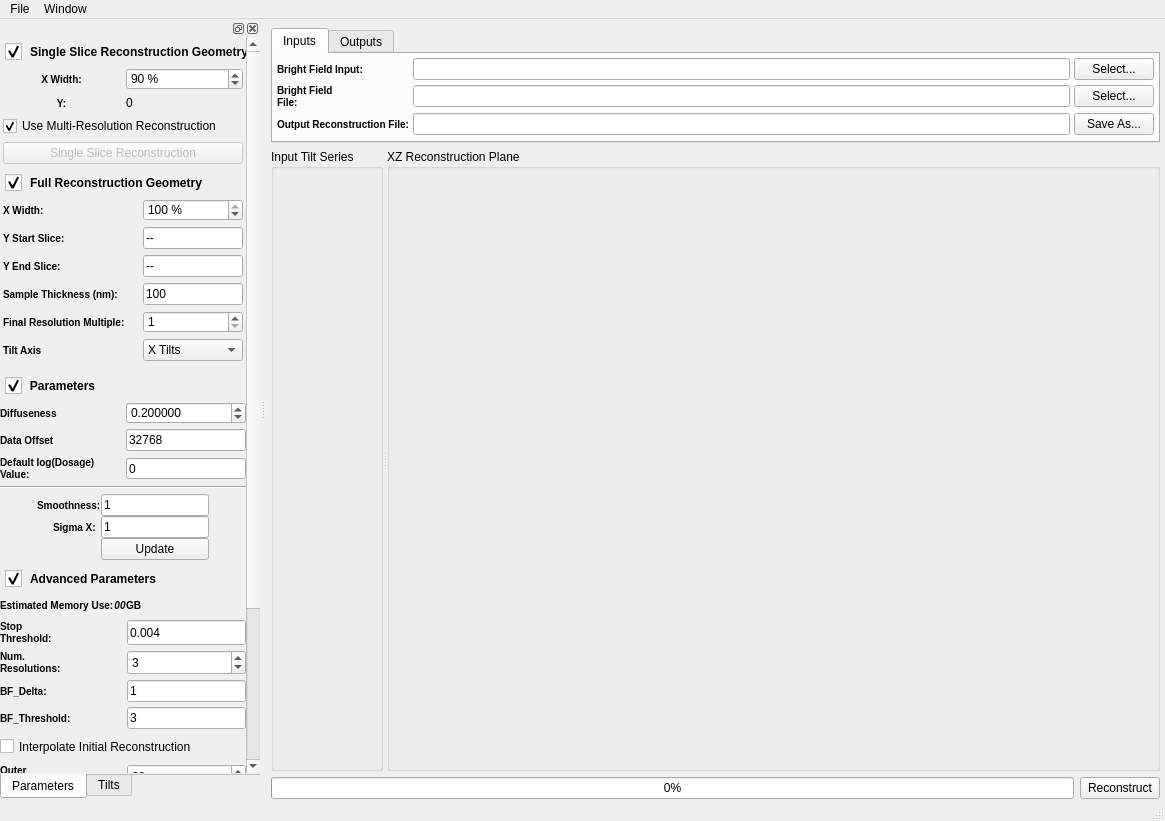
Before: the Qt Designer form Code/Applications/TEMBIR/UI_Files/TEMBIRGui.ui in OpenMBIR/OpenMBIR-TEM, drawn with Qt 5.
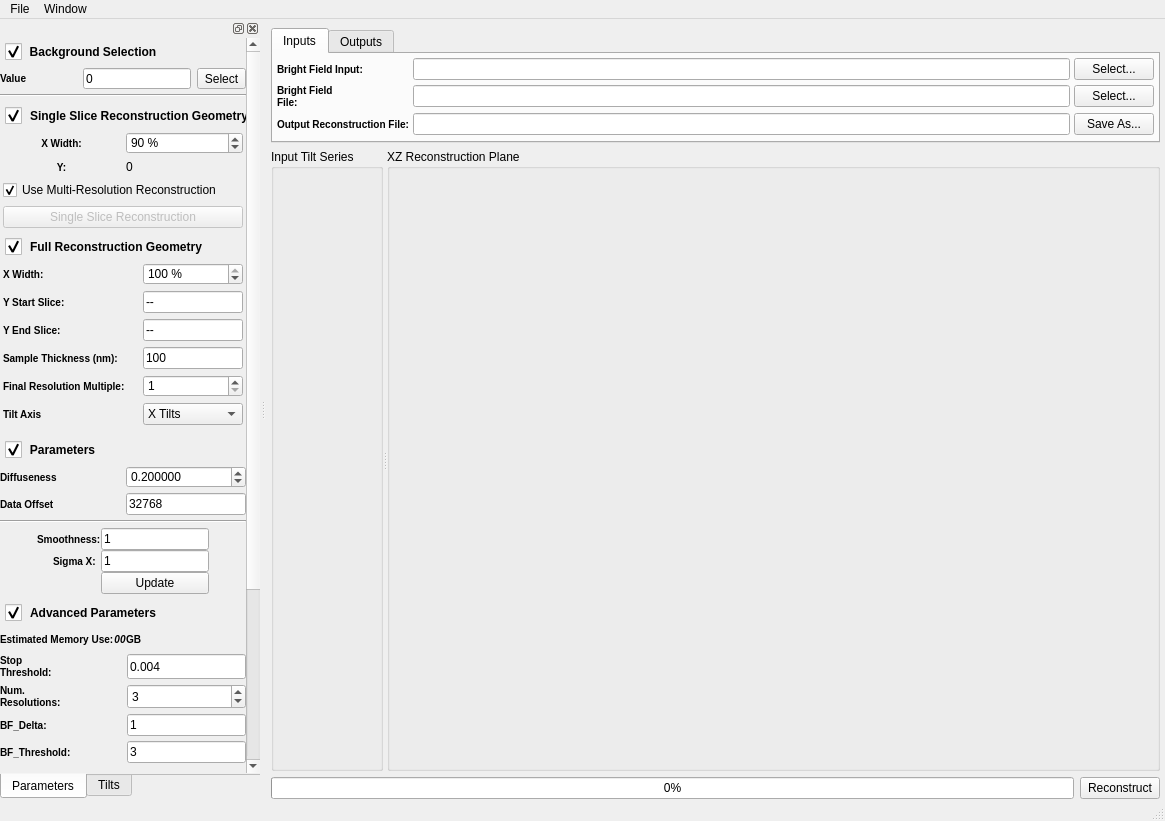
After: the same form once the commit is applied. Icons and pictures are not drawn. Custom widgets are drawn as their Qt base class.

Commit message: Created a new RectangleCreator class.  In the process of stripping out any unneeded functionality.

Diff of the .ui file:
```diff
--- a/Code/Applications/TEMBIR/UI_Files/TEMBIRGui.ui
+++ b/Code/Applications/TEMBIR/UI_Files/TEMBIRGui.ui
@@ -537,9 +537,9 @@
             <property name="geometry">
              <rect>
               <x>0</x>
-              <y>-202</y>
-              <width>262</width>
-              <height>931</height>
+              <y>0</y>
+              <width>264</width>
+              <height>961</height>
              </rect>
             </property>
             <layout class="QVBoxLayout" name="verticalLayout_6">
@@ -549,6 +549,135 @@
              <property name="margin">
               <number>0</number>
              </property>
+             <item>
+              <widget class="QDisclosableGroupBox" name="backgroundGroupBox">
+               <property name="styleSheet">
+                <string notr="true">QGroupBox
+{
+/*background-color: qlineargradient(x1: 0, y1: 0, x2: 0, y2: 1, stop: 0 #FFFFFF, stop: 1 #DCDCDC); */
+background-image: url(:/DisclosableGroupBoxHeader.png);
+background-position: top ;
+background-repeat: repeat-x;
+padding: 30 0 0 0px;
+font: 85% italic 12pt &quot;Arial&quot;;
+font-weight: bold;
+border: 0px solid gray;
+margin: 0px;
+}
+ 
+QGroupBox::title
+{    
+subcontrol-origin: padding;    
+subcontrol-position: top left;    
+padding: 5 5px;    
+background-color: rgba(255, 255, 255, 0);
+}
+QGroupBox::indicator {    
+width: 17px;    
+height: 17px;
+}
+
+QGroupBox::indicator:unchecked {
+ image: url(:/bullet_triangle_grey.png);
+}
+QGroupBox::indicator:unchecked:pressed {
+ image: url(:/bullet_triangle_grey.png);
+}
+QGroupBox::indicator:checked { 
+image: url(:/bullet_triangle_grey_down.png);
+}
+QGroupBox::indicator:checked:pressed { 
+image: url(:/bullet_triangle_grey_down.png);
+}
+</string>
+               </property>
+               <property name="title">
+                <string>Background Selection</string>
+               </property>
+               <property name="flat">
+                <bool>true</bool>
+               </property>
+               <property name="checkable">
+                <bool>true</bool>
+               </property>
+               <layout class="QGridLayout" name="gridLayout_11">
+                <property name="verticalSpacing">
+                 <number>5</number>
+                </property>
+                <property name="margin">
+                 <number>0</number>
+                </property>
+                <item row="2" column="0" colspan="2">
+                 <widget class="Line" name="line_2">
+                  <property name="orientation">
+                   <enum>Qt::Horizontal</enum>
+                  </property>
+                 </widget>
+                </item>
+                <item row="1" column="0" colspan="2">
+                 <layout class="QHBoxLayout" name="horizontalLayout_5">
+                  <property name="spacing">
+                   <number>6</number>
+                  </property>
+                  <item>
+                   <widget class="QLabel" name="label_59">
+                    <property name="sizePolicy">
+                     <sizepolicy hsizetype="Preferred" vsizetype="Preferred">
+                      <horstretch>0</horstretch>
+                      <verstretch>0</verstretch>
+                     </sizepolicy>
+                    </property>
+                    <property name="styleSheet">
+                     <string notr="true">QLabel {
+font-weight: bold;
+font-size: 10px;
+}</string>
+                    </property>
+                    <property name="text">
+                     <string>Value</string>
+                    </property>
+                    <property name="wordWrap">
+                     <bool>true</bool>
+                    </property>
+                   </widget>
+                  </item>
+                  <item>
+                   <widget class="QLineEdit" name="defaultOffset">
+                    <property name="sizePolicy">
+                     <sizepolicy hsizetype="Maximum" vsizetype="Fixed">
+                      <horstretch>0</horstretch>
+                      <verstretch>0</verstretch>
+                     </sizepolicy>
+                    </property>
+                    <property name="minimumSize">
+                     <size>
+                      <width>0</width>
+                      <height>20</height>
+                     </size>
+                    </property>
+                    <property name="maximumSize">
+                     <size>
+                      <width>125</width>
+                      <height>21</height>
+                     </size>
+                    </property>
+                    <property name="text">
+                     <string>0</string>
+                    </property>
+                   </widget>
+                  </item>
+                  <item>
+                   <widget class="QToolButton" name="backgroundSelectBtn">
+                    <property name="text">
+                     <string>Select</string>
+                    </property>
+                   </widget>
+                  </item>
+                 </layout>
+                </item>
+               </layout>
+              </widget>
+             </item>
              <item>
               <widget class="QDisclosableGroupBox" name="singleSliceGroupBox">
                <property name="styleSheet">
@@ -911,6 +1040,22 @@
                   </property>
                  </widget>
                 </item>
+                <item row="0" column="1">
+                 <widget class="QSpinBox" name="xWidthFullRecon">
+                  <property name="suffix">
+                   <string> %</string>
+                  </property>
+                  <property name="maximum">
+                   <number>100</number>
+                  </property>
+                  <property name="singleStep">
+                   <number>5</number>
+                  </property>
+                  <property name="value">
+                   <number>100</number>
+                  </property>
+                 </widget>
+                </item>
                 <item row="5" column="0">
                  <widget class="QLabel" name="label_46">
                   <property name="styleSheet">
@@ -930,22 +1075,6 @@
                   </property>
                  </widget>
                 </item>
-                <item row="0" column="1">
-                 <widget class="QSpinBox" name="xWidthFullRecon">
-                  <property name="suffix">
-                   <string> %</string>
-                  </property>
-                  <property name="maximum">
-                   <number>100</number>
-                  </property>
-                  <property name="singleStep">
-                   <number>5</number>
-                  </property>
-                  <property name="value">
-                   <number>100</number>
-                  </property>
-                 </widget>
-                </item>
                 <item row="4" column="0">
                  <widget class="QLabel" name="label_34">
                   <property name="sizePolicy">
@@ -1057,6 +1186,25 @@
                 <property name="margin">
                  <number>0</number>
                 </property>
+                <item row="1" column="1">
+                 <widget class="QLineEdit" name="bf_offset">
+                  <property name="sizePolicy">
+                   <sizepolicy hsizetype="Maximum" vsizetype="Fixed">
+                    <horstretch>0</horstretch>
+                    <verstretch>0</verstretch>
+                   </sizepolicy>
+                  </property>
+                  <property name="maximumSize">
+                   <size>
+                    <width>125</width>
+                    <height>16777215</height>
+                   </size>
+                  </property>
+                  <property name="text">
+                   <string>32768</string>
+                  </property>
+                 </widget>
+                </item>
                 <item row="1" column="0">
                  <widget class="QLabel" name="label_40">
                   <property name="sizePolicy">
@@ -1079,7 +1227,7 @@
                   </property>
                  </widget>
                 </item>
-                <item row="5" column="0" colspan="2">
+                <item row="4" column="0" colspan="2">
                  <layout class="QGridLayout" name="gridLayout_8">
                   <property name="bottomMargin">
                    <number>0</number>
@@ -1277,87 +1425,13 @@
                   </property>
                  </widget>
                 </item>
-                <item row="4" column="0" colspan="2">
+                <item row="3" column="0" colspan="2">
                  <widget class="Line" name="line">
                   <property name="orientation">
                    <enum>Qt::Horizontal</enum>
                   </property>
                  </widget>
                 </item>
-                <item row="1" column="1">
-                 <widget class="QLineEdit" name="bf_offset">
-                  <property name="sizePolicy">
-                   <sizepolicy hsizetype="Maximum" vsizetype="Fixed">
-                    <horstretch>0</horstretch>
-                    <verstretch>0</verstretch>
-                   </sizepolicy>
-                  </property>
-                  <property name="maximumSize">
-                   <size>
-                    <width>125</width>
-                    <height>16777215</height>
-                   </size>
-                  </property>
-                  <property name="text">
-                   <string>32768</string>
-                  </property>
-                 </widget>
-                </item>
-                <item row="3" column="0" colspan="2">
-                 <layout class="QHBoxLayout" name="horizontalLayout_3">
-                  <property name="spacing">
-                   <number>6</number>
-                  </property>
-                  <item>
-                   <widget class="QLabel" name="label_42">
-                    <property name="sizePolicy">
-                     <sizepolicy hsizetype="Preferred" vsizetype="Preferred">
-                      <horstretch>0</horstretch>
-                      <verstretch>0</verstretch>
-                     </sizepolicy>
-                    </property>
-                    <property name="styleSheet">
-                     <string notr="true">QLabel {
-font-weight: bold;
-font-size: 10px;
-}</string>
-                    </property>
-                    <property name="text">
-                     <string>Default log(Dosage)
-Value:</string>
-                    </property>
-                    <property name="wordWrap">
-                     <bool>true</bool>
-                    </property>
-                   </widget>
-                  </item>
-                  <item>
-                   <widget class="QLineEdit" name="defaultOffset">
-                    <property name="sizePolicy">
-                     <sizepolicy hsizetype="Maximum" vsizetype="Fixed">
-                      <horstretch>0</horstretch>
-                      <verstretch>0</verstretch>
-                     </sizepolicy>
-                    </property>
-                    <property name="minimumSize">
-                     <size>
-                      <width>0</width>
-                      <height>20</height>
-                     </size>
-                    </property>
-                    <property name="maximumSize">
-                     <size>
-                      <width>125</width>
-                      <height>21</height>
-                     </size>
-                    </property>
-                    <property name="text">
-                     <string>0</string>
-                    </property>
-                   </widget>
-                  </item>
-                 </layout>
-                </item>
                </layout>
               </widget>
              </item>
```
The commit also changes 5 other files.
